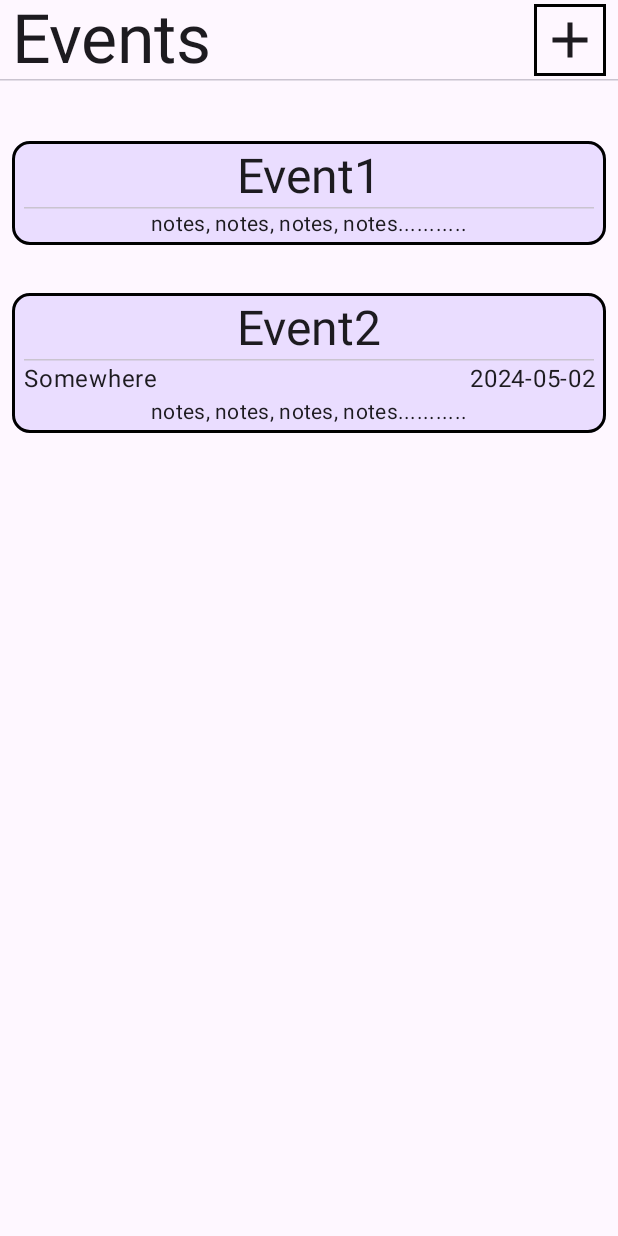
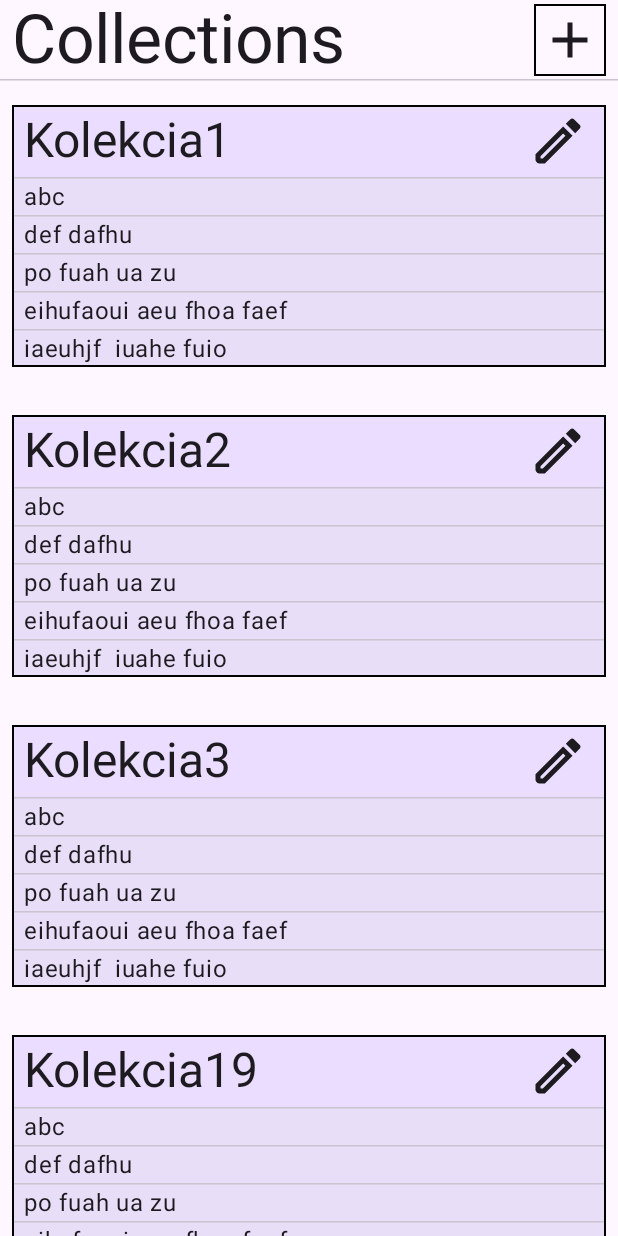
Before and after one commit to LuciaSochorova/PackAssist, an Android app built with Jetpack Compose: the @Preview function EventsListsPreview, on a phone screen of 412 x 824 dp. Run offline under Robolectric (Android 15) with nearby library versions, the phone set to English and light mode, and no system bars.

Commit message:
CollectionListScreen and small changes in other screen

```diff
--- a/app/src/main/java/com/example/packassist/MainActivity.kt
+++ b/app/src/main/java/com/example/packassist/MainActivity.kt
@@ -8,6 +8,7 @@ import androidx.compose.material3.MaterialTheme
 import androidx.compose.material3.Surface
 import androidx.compose.ui.Modifier
 import com.example.packassist.ui.screens.collections.CollectionField
+import com.example.packassist.ui.screens.collections.CollectionListScreen
 import com.example.packassist.ui.theme.PackAssistTheme
 
 class MainActivity : ComponentActivity() {
@@ -21,7 +22,7 @@ class MainActivity : ComponentActivity() {
                     color = MaterialTheme.colorScheme.background
 
                 ) {
-                    CollectionField("Pokusná kolekcia", {/*TODO*/ })
+                    CollectionListScreen()
                 }
             }
         }
--- a/app/src/main/java/com/example/packassist/data/Collection.kt
+++ b/app/src/main/java/com/example/packassist/data/Collection.kt
@@ -2,5 +2,5 @@ package com.example.packassist.data
 
 data class Collection(
     val id: Int = 0,
-    val name: String?
+    val name: String = ""
 )
--- a/app/src/main/java/com/example/packassist/ui/screens/collections/CollectionField.kt
+++ b/app/src/main/java/com/example/packassist/ui/screens/collections/CollectionField.kt
@@ -3,7 +3,6 @@ package com.example.packassist.ui.screens.collections
 import androidx.compose.foundation.background
 import androidx.compose.foundation.border
 import androidx.compose.foundation.layout.Arrangement
-import androidx.compose.foundation.layout.Box
 import androidx.compose.foundation.layout.Column
 import androidx.compose.foundation.layout.Row
 import androidx.compose.foundation.layout.fillMaxSize
@@ -20,7 +19,6 @@ import androidx.compose.material3.Text
 import androidx.compose.runtime.Composable
 import androidx.compose.ui.Alignment
 import androidx.compose.ui.Modifier
-import androidx.compose.ui.graphics.Color
 import androidx.compose.ui.res.stringResource
 import androidx.compose.ui.tooling.preview.Preview
 import androidx.compose.ui.unit.dp
--- a/app/src/main/java/com/example/packassist/ui/screens/collections/CollectionsListScreen.kt
+++ b/app/src/main/java/com/example/packassist/ui/screens/collections/CollectionsListScreen.kt
@@ -1,11 +1,111 @@
 package com.example.packassist.ui.screens.collections
 
+import androidx.compose.foundation.border
+import androidx.compose.foundation.layout.Arrangement
+import androidx.compose.foundation.layout.Column
+import androidx.compose.foundation.layout.PaddingValues
+import androidx.compose.foundation.layout.Row
+import androidx.compose.foundation.layout.Spacer
+import androidx.compose.foundation.layout.fillMaxSize
+import androidx.compose.foundation.layout.fillMaxWidth
+import androidx.compose.foundation.layout.padding
+import androidx.compose.foundation.layout.size
+import androidx.compose.foundation.layout.wrapContentSize
+import androidx.compose.foundation.lazy.LazyColumn
+import androidx.compose.foundation.lazy.itemsIndexed
+import androidx.compose.material.icons.Icons
+import androidx.compose.material.icons.filled.Add
+import androidx.compose.material3.HorizontalDivider
+import androidx.compose.material3.Icon
+import androidx.compose.material3.IconButton
+import androidx.compose.material3.MaterialTheme
+import androidx.compose.material3.Scaffold
+import androidx.compose.material3.Text
 import androidx.compose.runtime.Composable
+import androidx.compose.ui.Alignment
+import androidx.compose.ui.Modifier
+import androidx.compose.ui.res.stringResource
+import androidx.compose.ui.tooling.preview.Preview
+import androidx.compose.ui.unit.dp
+import com.example.packassist.R
+import com.example.packassist.data.Collection
+
 
 @Composable
-fun CollectionsListScreen (
+fun CollectionListScreen(
+    modifier: Modifier = Modifier
+    // todo viewModel
+) {
+    val collectionList = listOf(
+        Collection(5, "Kolekcia1"),
+        Collection(6, "Kolekcia2"),
+        Collection(8, "Kolekcia3"),
+        Collection(125, "Kolekcia19"),
+        Collection(1, "Kolekcia20"),
+    )
+
+    Scaffold(
+        topBar = {
+            Column {
+                Row(
+                    horizontalArrangement = Arrangement.SpaceBetween,
+                    verticalAlignment = Alignment.CenterVertically,
+                    modifier = Modifier
+                        .padding(start = 8.dp, end = 8.dp)
+                        .fillMaxWidth()
 
 
-) {
 
+                ) {
+                    Text(
+                        text = stringResource(R.string.collections_screeen_name),
+                        style = MaterialTheme.typography.displayMedium,
+                    )
+                    IconButton(
+                        onClick = { /*TODO*/ },
+                        modifier = Modifier
+                            .wrapContentSize()
+                            .border(
+                                color = MaterialTheme.colorScheme.scrim,
+                                width = 1.dp
+                            )
+                    ) {
+                        Icon(
+                            Icons.Default.Add,
+                            contentDescription = stringResource(R.string.add_new_button_description),
+                            modifier = Modifier.fillMaxSize()
+                        )
+                    }
+                }
+                HorizontalDivider()
+            }
+
+        },
+        modifier = modifier
+    ) {
+        LazyColumn(
+            horizontalAlignment = Alignment.CenterHorizontally,
+            contentPadding = PaddingValues(8.dp),
+            modifier = Modifier.padding(it)
+        ) {
+
+            itemsIndexed(collectionList) { index, item ->
+                Spacer(modifier = modifier.size(8.dp))
+                CollectionField(
+                    item.name,
+                    {/*TODO*/}
+                    )
+                Spacer(modifier = modifier.size(24.dp))
+            }
+        }
+
+    }
 }
+
+
+
+@Preview(showBackground = true)
+@Composable
+fun EventsListsPreview() {
+    CollectionListScreen()
+}
--- a/app/src/main/java/com/example/packassist/ui/screens/events/EventsListScreen.kt
+++ b/app/src/main/java/com/example/packassist/ui/screens/events/EventsListScreen.kt
@@ -59,9 +59,8 @@ fun EventsListScreen(
                     horizontalArrangement = Arrangement.SpaceBetween,
                     verticalAlignment = Alignment.CenterVertically,
                     modifier = Modifier
-                        .padding(start = 8.dp, end = 8.dp)
+                        .padding(start = 8.dp, end = 8.dp, top = 4.dp, bottom = 4.dp)
                         .fillMaxWidth()
-
 
 
                 ) {
@@ -75,13 +74,16 @@ fun EventsListScreen(
                             .wrapContentSize()
                             .border(
                                 color = MaterialTheme.colorScheme.scrim,
-                                width = 2.dp
+                                width = 1.dp
                             )
+
+
                     ) {
                         Icon(
                             Icons.Default.Add,
-                            contentDescription = stringResource(R.string.add_new_event_button_description),
+                            contentDescription = stringResource(R.string.add_new_button_description),
                             modifier = Modifier.fillMaxSize()
+
                         )
                     }
                 }
@@ -94,15 +96,17 @@ fun EventsListScreen(
         LazyColumn(
             horizontalAlignment = Alignment.CenterHorizontally,
             contentPadding = PaddingValues(8.dp),
-            modifier = Modifier.padding(top = (it.calculateTopPadding() + 32.dp))
+            modifier = Modifier.padding(it)
         ) {
 
+
             itemsIndexed(eventlist) { index, item ->
+                Spacer(modifier = modifier.size(8.dp))
                 EventField(
                     event = item,
                     onItemClick = { event -> //Navigation.current.navigate("productDetail/${event.id}
                     })
-                Spacer(modifier = modifier.size(32.dp))
+                Spacer(modifier = modifier.size(24.dp))
             }
         }
 
--- a/app/src/main/res/values/strings.xml
+++ b/app/src/main/res/values/strings.xml
@@ -1,6 +1,7 @@
 <resources>
     <string name="app_name">PackAssist</string>
     <string name="Events_screen_name">Events</string>
-    <string name="add_new_event_button_description">Add new event button</string>
+    <string name="add_new_button_description">Add new button</string>
     <string name="edit_button_description">Edit button</string>
+    <string name="collections_screeen_name">Collections</string>
 </resources>
```
